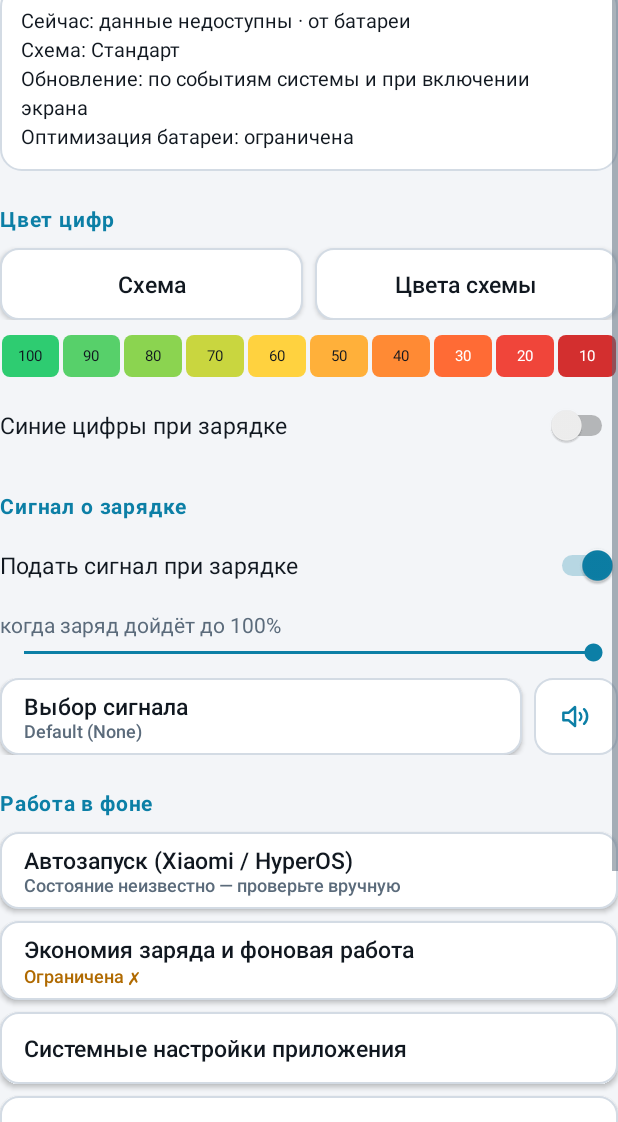
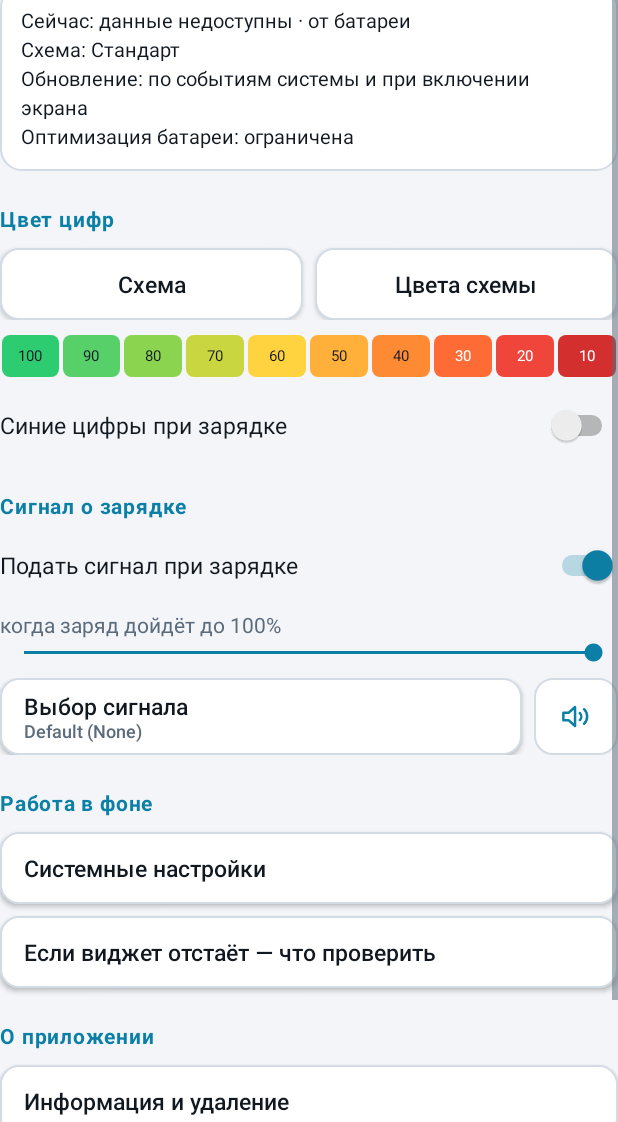
Before and after one commit to V8TD/Q-battery, an Android app: the MainActivity screen opened directly, with no data from a screen before it, on a phone screen of 412 x 824 dp, the part 114-1236 px from its top. Run offline under Robolectric (Android 15) with nearby library versions, the phone set to English and light mode, and no system bars.

Commit message:
Update activity_settings.xml

```diff
--- a/app/src/main/res/layout/activity_settings.xml
+++ b/app/src/main/res/layout/activity_settings.xml
@@ -70,7 +70,7 @@
                 android:layout_height="wrap_content"
                 android:layout_marginTop="16dp"
                 android:lineSpacingExtra="3dp"
-                android:text="Виджет показывает заряд крупными цифрами на прозрачном фоне. После добавления нажимайте на него, чтобы открыть настройки. Отдельного значка в списке приложений нет."
+                android:text="Виджет показывает заряд крупными цифрами на прозрачном фоне. После добавления нажимайте на него, чтобы открыть настройки. Значок в списке приложений можно включить в разделе «Системные настройки»."
                 android:textColor="@color/muted"
                 android:textSize="15sp" />
 
@@ -109,7 +109,7 @@
                     android:layout_weight="1"
                     android:layout_marginStart="8dp"
                     android:gravity="center"
-                    android:text="Свои цвета" />
+                    android:text="Цвета схемы" />
             </LinearLayout>
 
             <LinearLayout
@@ -184,6 +184,37 @@ android:textSize="15sp" />
 
             <TextView style="@style/Section" android:text="Работа в фоне" />
 
+            <Button
+                android:id="@+id/btn_system"
+                style="@style/Btn"
+                android:text="Системные настройки" />
+
+            <LinearLayout
+                android:id="@+id/system_box"
+                android:layout_width="match_parent"
+                android:layout_height="wrap_content"
+                android:orientation="vertical"
+                android:visibility="gone">
+
+                <TextView
+                    android:layout_width="match_parent"
+                    android:layout_height="wrap_content"
+                    android:layout_marginTop="8dp"
+                    android:lineSpacingExtra="2dp"
+                    android:text="Приложение не может отключить системные ограничения само — оно только открывает нужный раздел. Если Q-battery не находится в списке экономии заряда, включите значок ниже и поищите снова."
+                    android:textColor="@color/muted"
+                    android:textSize="13sp" />
+
+                <Switch
+                    android:id="@+id/sw_launcher_icon"
+                    android:layout_width="match_parent"
+                    android:layout_height="wrap_content"
+                    android:layout_marginTop="8dp"
+                    android:minHeight="44dp"
+                    android:text="Показывать значок в списке приложений"
+                    android:textColor="@color/text"
+                    android:textSize="15sp" />
+
                 <Button android:id="@+id/btn_autostart" style="@style/Btn"
                     android:text="Автозапуск" />
 
@@ -192,6 +223,7 @@ android:textSize="15sp" />
 
                 <Button android:id="@+id/btn_appinfo" style="@style/Btn"
                     android:text="Системные настройки приложения" />
+            </LinearLayout>
 
             <Button android:id="@+id/btn_help" style="@style/Btn"
                 android:text="Если виджет отстаёт — что проверить" />
```
Lines whose indentation alone changed are shown as unchanged.
